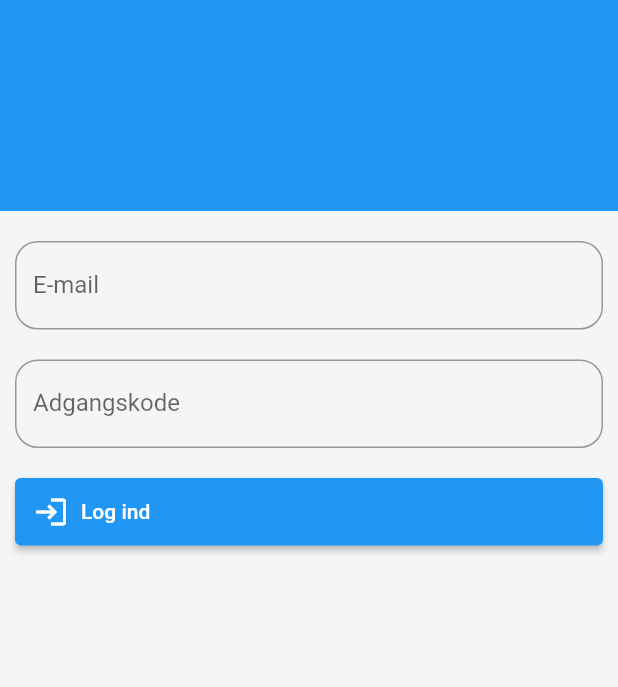
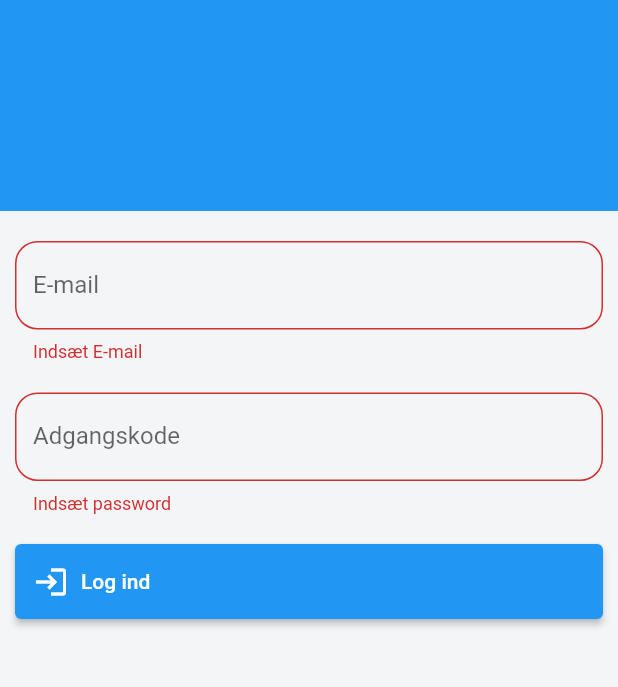
Before and after one commit to ammarOdin/odinvikar, a Flutter app: the screen it shows after launch, after a tap on "Log ind", on a phone screen of 412 x 824 dp, the part 201-888 px from its top. Run offline on Flutter 3.47's test engine with Material 2 defaults, Android fonts, the phone set to English and light mode, and no system bars; our stand-ins replace cloud_firestore, firebase_auth, firebase_core, sliding_sheet, syncfusion_flutter_calendar; missing offline and left inert: syncfusion_localizations, week_of_year; accounts and stored records are empty.

Commit message:
Login validation

```diff
--- a/lib/main_screens/login.dart
+++ b/lib/main_screens/login.dart
@@ -12,7 +12,25 @@ class _LoginState extends State<LoginScreen> {
 
   final emailController = TextEditingController();
   final passwordController = TextEditingController();
+  final GlobalKey<FormState> _key = GlobalKey<FormState>();
 
+  void _showSnackBar(BuildContext context, String text) {
+    ScaffoldMessenger.of(context).showSnackBar(SnackBar(content: Text(text)));
+  }
+
+  String? validateEmail(String? email){
+    if (email == null || email.isEmpty){
+      return "Indsæt E-mail";
+    } else if (!email.contains("@")){
+      return "Indsæt E-mail format";
+    }
+  }
+
+  String? validatePassword(String? password){
+    if (password == null || password.isEmpty){
+      return "Indsæt password";
+    }
+  }
 
   @override
   Widget build(BuildContext context) {
@@ -46,13 +64,19 @@ class _LoginState extends State<LoginScreen> {
             ),
           ),
 
-          Container(padding: const EdgeInsets.only(bottom: 10, top: 10, left: 10, right: 10), margin: const EdgeInsets.only(top: 10), child: TextFormField(controller: emailController, decoration: const InputDecoration(border: OutlineInputBorder(borderRadius: BorderRadius.all(Radius.circular(15))), labelText: 'E-mail',),)),
-          Container(padding: const EdgeInsets.only(bottom: 10, top: 10, left: 10, right: 10), child: TextFormField(controller: passwordController, obscureText: true, decoration: const InputDecoration(border: OutlineInputBorder(borderRadius: BorderRadius.all(Radius.circular(15))), labelText: 'Adgangskode',),)),
-          Container(
-            height: 45,
-            width: 150,
-            margin: const EdgeInsets.only(bottom: 10, left: 10, right: 10, top: 10),
-            child: ElevatedButton.icon(onPressed: () async {await FirebaseAuth.instance.signInWithEmailAndPassword(email: emailController.text, password: passwordController.text); setState(() {});}, icon: const Icon(Icons.login), label: const Align(alignment: Alignment.centerLeft, child: Text("Log ind")), style: ElevatedButton.styleFrom(primary: Colors.blue),),),
+          Form(
+            key: _key,
+            child: Column(
+              children: [
+                Container(padding: const EdgeInsets.only(bottom: 10, top: 10, left: 10, right: 10), margin: const EdgeInsets.only(top: 10), child: TextFormField(validator: validateEmail, controller: emailController, decoration: const InputDecoration(border: OutlineInputBorder(borderRadius: BorderRadius.all(Radius.circular(15))), labelText: 'E-mail',),)),
+                Container(padding: const EdgeInsets.only(bottom: 10, top: 10, left: 10, right: 10), child: TextFormField(validator: validatePassword, controller: passwordController, obscureText: true, decoration: const InputDecoration(border: OutlineInputBorder(borderRadius: BorderRadius.all(Radius.circular(15))), labelText: 'Adgangskode',),)),
+                Container(
+                  height: 50,
+                  margin: const EdgeInsets.only(bottom: 10, left: 10, right: 10, top: 10),
+                  child: ElevatedButton.icon(onPressed: () async { if (_key.currentState!.validate()){try{await FirebaseAuth.instance.signInWithEmailAndPassword(email: emailController.text, password: passwordController.text);} on FirebaseAuthException catch(e){if(e.message == "user-not-found"){_showSnackBar(context, "Bruger ikke fundet");} else {_showSnackBar(context, "E-mail eller adgangskode er forkert");}}} setState(() {});}, icon: const Icon(Icons.login), label: const Align(alignment: Alignment.centerLeft, child: Text("Log ind")), style: ElevatedButton.styleFrom(primary: Colors.blue),),),
+              ],
+            ),
+          ),
         ],
       ),
     );
```
